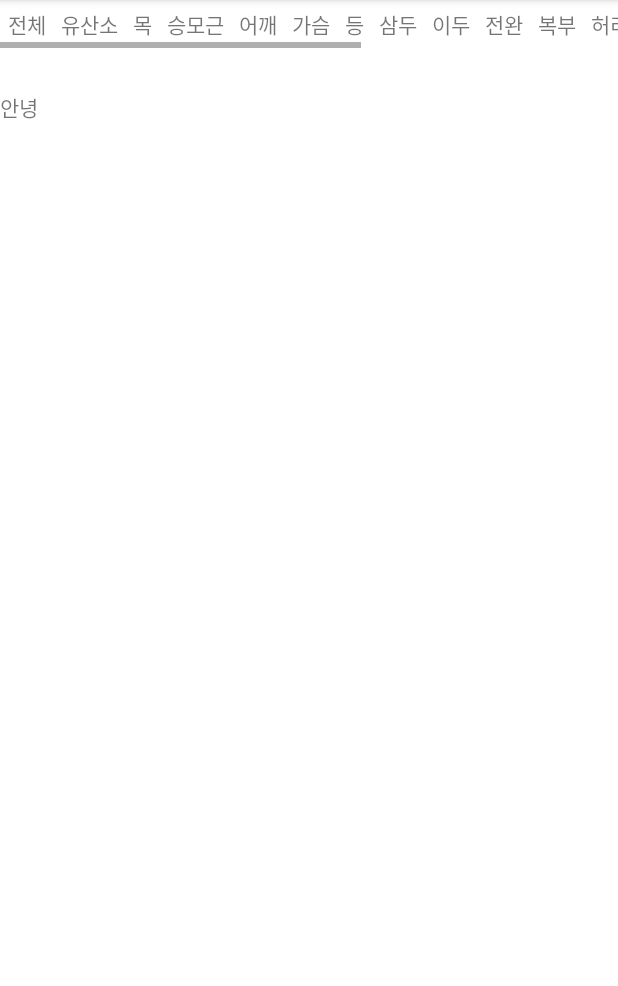
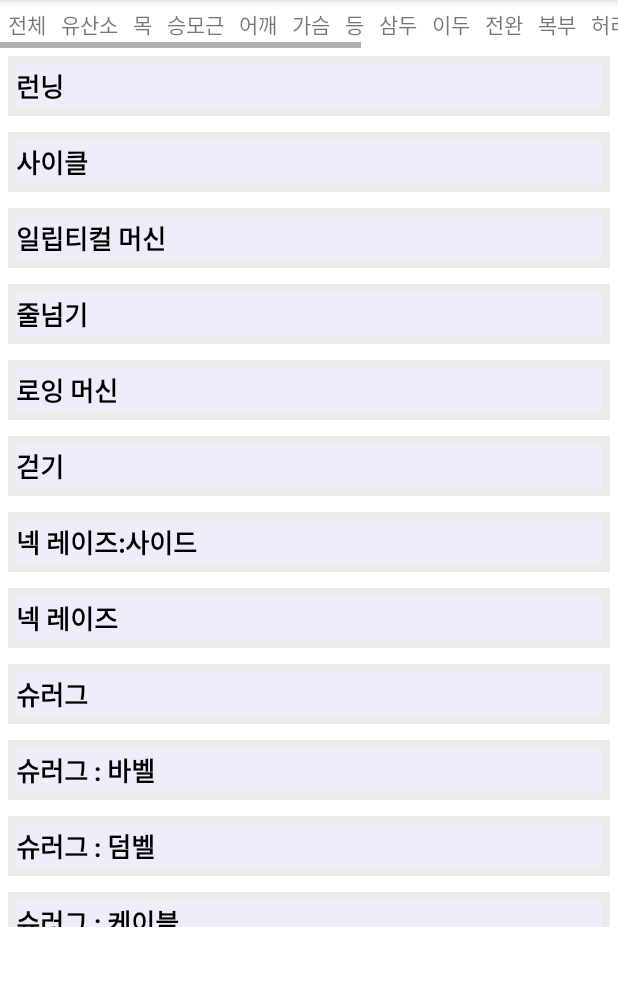
Before and after one commit to RohHanYoung/healthcalendar, an Android app: the SubActivity screen opened directly, with no data from a screen before it, on a phone screen of 412 x 824 dp, the part 84-1070 px from its top. Run offline under Robolectric (Android 15) with nearby library versions, the phone set to English and light mode, and no system bars.

Commit message:
feat: My Exercise View 추가

```diff
--- /dev/null
+++ b/app/src/main/java/com/example/healthcalender/ExerciseRecyclerView.kt
@@ -0,0 +1,44 @@
+package com.example.healthcalender;
+
+import android.view.LayoutInflater
+import android.view.View
+import android.view.ViewGroup
+import androidx.recyclerview.widget.RecyclerView
+import com.example.healthcalender.databinding.ItemViewBinding
+
+
+class ExerciseRecyclerView {
+    class Adapter() : RecyclerView.Adapter<Holder>(){
+        var listData = mutableListOf<Member>()
+
+        override fun onCreateViewHolder(parent: ViewGroup, viewType: Int): Holder {
+            val binding = ItemViewBinding.inflate(LayoutInflater.from(parent.context), parent, false)
+            return Holder(binding)
+        }
+        override fun onBindViewHolder(holder: Holder, position: Int) {
+            val member = listData[position]
+            holder.setData(member)
+            holder.itemView.setOnClickListener {
+                itemClickListener.onClick(it, member, position)
+            }
+        }
+        override fun getItemCount(): Int {
+            return listData.size
+        }
+
+        interface OnItemClickListener {
+            fun onClick(v: View, data: Member, position: Int)
+        }
+
+        fun setItemClickListener(onItemClickListener: OnItemClickListener) {
+            this.itemClickListener = onItemClickListener
+        }
+
+        private lateinit var itemClickListener : OnItemClickListener
+    }
+    class Holder(val binding: ItemViewBinding) : RecyclerView.ViewHolder(binding.root){
+        fun setData(member: Member){
+            binding.txtUserId.text = member.name
+        }
+    }
+}
--- /dev/null
+++ b/app/src/main/java/com/example/healthcalender/MyExerciseRecyclerView.kt
@@ -0,0 +1,42 @@
+package com.example.healthcalender;
+
+import android.view.LayoutInflater
+import android.view.View
+import android.view.ViewGroup
+import androidx.recyclerview.widget.RecyclerView
+import com.example.healthcalender.databinding.MyExerciseViewBinding
+
+class MyExerciseRecyclerView {
+    class Adapter : RecyclerView.Adapter<Holder>(){
+        var listData = mutableListOf<Member>()
+        override fun onCreateViewHolder(parent: ViewGroup, viewType: Int): Holder {
+            val binding = MyExerciseViewBinding.inflate(LayoutInflater.from(parent.context), parent, false)
+            return Holder(binding)
+        }
+        override fun onBindViewHolder(holder: Holder, position: Int) {
+            val member = listData[position]
+            holder.setData(member)
+            holder.itemView.setOnClickListener {
+                itemClickListener.onClick(it, member, position)
+            }
+        }
+        override fun getItemCount(): Int {
+            return listData.size
+        }
+
+        interface OnItemClickListener {
+            fun onClick(v: View, data: Member, position: Int)
+        }
+
+        fun setItemClickListener(onItemClickListener: OnItemClickListener) {
+            this.itemClickListener = onItemClickListener
+        }
+
+        private lateinit var itemClickListener : OnItemClickListener
+    }
+    class Holder(private val binding: MyExerciseViewBinding) : RecyclerView.ViewHolder(binding.root){
+        fun setData(member: Member){
+            binding.txtUserId.text = member.name
+        }
+    }
+}
--- a/app/src/main/java/com/example/healthcalender/SubActivity.kt
+++ b/app/src/main/java/com/example/healthcalender/SubActivity.kt
@@ -1,6 +1,7 @@
 package com.example.healthcalender
 
 import android.os.Bundle
+import android.view.View
 import androidx.appcompat.app.AppCompatActivity
 import com.example.healthcalender.databinding.ActivitySubBinding
 import androidx.recyclerview.widget.LinearLayoutManager
@@ -10,8 +11,6 @@ class SubActivity : AppCompatActivity() {
     private lateinit var binding : ActivitySubBinding
 
     override fun onCreate(savedInstanceState: Bundle?) {
-
-
         //유산소 목록
         val data = mutableListOf<Member>(
             Member("런닝"),
@@ -154,12 +153,12 @@ class SubActivity : AppCompatActivity() {
         //전체 목록
         val allData = data + data2 + data3 + data4 + data5 + data6 + data7 + data8 + data9 + data10 + data11 + data12 + data13 + data14 + data15 + data16 + data17
 
-
         super.onCreate(savedInstanceState)
         binding = ActivitySubBinding.inflate(layoutInflater)
         val view = binding.root
         setContentView(view)
         //전체 목록
+        refreshRecyclerView2(mutableListOf())
         binding.btnAll.setOnClickListener {
             refreshRecyclerView(allData as MutableList<Member>)
         }
@@ -231,11 +230,38 @@ class SubActivity : AppCompatActivity() {
         binding.btnSports.setOnClickListener {
             refreshRecyclerView(data17)
         }
+
+        binding.btnAll.performClick()
     }
     private fun refreshRecyclerView(data: MutableList<Member>){
-        val adapter = Adapter()
+        val adapter = ExerciseRecyclerView.Adapter()
+
+        adapter.setItemClickListener(object: ExerciseRecyclerView.Adapter.OnItemClickListener{
+            override fun onClick(v: View, data: Member, position: Int) {
+                val members = (binding.lstMyExer.adapter as MyExerciseRecyclerView.Adapter).listData.toMutableList()
+                members.add(data)
+                refreshRecyclerView2(members)
+            }
+        })
+
         adapter.listData = data
         binding.lstUser.adapter = adapter
         binding.lstUser.layoutManager = LinearLayoutManager(this)
     }
+
+    fun refreshRecyclerView2(data: MutableList<Member>){
+        val adapter = MyExerciseRecyclerView.Adapter()
+
+        adapter.setItemClickListener(object: MyExerciseRecyclerView.Adapter.OnItemClickListener{
+            override fun onClick(v: View, data: Member, position: Int) {
+                val members = (binding.lstMyExer.adapter as MyExerciseRecyclerView.Adapter).listData.toMutableList()
+                members.removeAt(position)
+                refreshRecyclerView2(members)
+            }
+        })
+
+        adapter.listData = data
+        binding.lstMyExer.adapter = adapter
+        binding.lstMyExer.layoutManager = LinearLayoutManager(this)
+    }
 }
--- a/app/src/main/res/layout/activity_sub.xml
+++ b/app/src/main/res/layout/activity_sub.xml
@@ -15,7 +15,7 @@
             android:layout_width="match_parent"
             android:layout_height="match_parent">
             <LinearLayout
-                android:layout_width="match_parent"
+                android:layout_width="wrap_content"
                 android:layout_height="match_parent"
                 android:orientation="horizontal"
                 android:layout_margin="5dp"
@@ -25,109 +25,127 @@
                     android:layout_height="wrap_content"
                     android:text="전체"
                     android:layout_marginRight="10dp"
-                    android:id="@+id/btnAll"/>
+                    android:id="@+id/btnAll"
+                    android:layout_marginEnd="10dp" />
 
                 <TextView
                     android:id="@+id/btnAer"
                     android:layout_width="wrap_content"
                     android:layout_height="match_parent"
                     android:layout_marginRight="10dp"
-                    android:text="유산소" />
+                    android:text="유산소"
+                    android:layout_marginEnd="10dp" />
                 <TextView
                     android:layout_width="wrap_content"
                     android:layout_height="wrap_content"
                     android:text="목"
                     android:layout_marginRight="10dp"
+                    android:layout_marginEnd="10dp"
                     android:id="@+id/btnNeck"/>
                 <TextView
                     android:layout_width="wrap_content"
                     android:layout_height="wrap_content"
                     android:text="승모근"
                     android:layout_marginRight="10dp"
+                    android:layout_marginEnd="10dp"
                     android:id="@+id/btnTra"/>
                 <TextView
                     android:layout_width="wrap_content"
                     android:layout_height="wrap_content"
                     android:text="어깨"
                     android:layout_marginRight="10dp"
+                    android:layout_marginEnd="10dp"
                     android:id="@+id/btnSho"/>
                 <TextView
                     android:layout_width="wrap_content"
                     android:layout_height="wrap_content"
                     android:text="가슴"
                     android:layout_marginRight="10dp"
+                    android:layout_marginEnd="10dp"
                     android:id="@+id/btnChe"/>
                 <TextView
                     android:layout_width="wrap_content"
                     android:layout_height="wrap_content"
                     android:text="등"
                     android:layout_marginRight="10dp"
+                    android:layout_marginEnd="10dp"
                     android:id="@+id/btnBack"/>
                 <TextView
                     android:layout_width="wrap_content"
                     android:layout_height="wrap_content"
                     android:text="삼두"
                     android:layout_marginRight="10dp"
+                    android:layout_marginEnd="10dp"
                     android:id="@+id/btnTri"/>
                 <TextView
                     android:layout_width="wrap_content"
                     android:layout_height="wrap_content"
                     android:text="이두"
                     android:layout_marginRight="10dp"
+                    android:layout_marginEnd="10dp"
                     android:id="@+id/btnDoub"/>
                 <TextView
                     android:layout_width="wrap_content"
                     android:layout_height="wrap_content"
                     android:text="전완"
                     android:layout_marginRight="10dp"
+                    android:layout_marginEnd="10dp"
                     android:id="@+id/btnAnt"/>
                 <TextView
                     android:layout_width="wrap_content"
                     android:layout_height="wrap_content"
                     android:text="복부"
                     android:layout_marginRight="10dp"
+                    android:layout_marginEnd="10dp"
                     android:id="@+id/btnSto"/>
                 <TextView
                     android:layout_width="wrap_content"
                     android:layout_height="wrap_content"
                     android:text="허리"
                     android:layout_marginRight="10dp"
+                    android:layout_marginEnd="10dp"
                     android:id="@+id/btnWai"/>
                 <TextView
                     android:layout_width="wrap_content"
                     android:layout_height="wrap_content"
                     android:text="엉덩이"
                     android:layout_marginRight="10dp"
+                    android:layout_marginEnd="10dp"
                     android:id="@+id/btnHip"/>
                 <TextView
                     android:layout_width="wrap_content"
                     android:layout_height="wrap_content"
                     android:text="하체"
                     android:layout_marginRight="10dp"
+                    android:layout_marginEnd="10dp"
                     android:id="@+id/btnLeg"/>
                 <TextView
                     android:layout_width="wrap_content"
                     android:layout_height="wrap_content"
                     android:text="종아리"
                     android:layout_marginRight="10dp"
+                    android:layout_marginEnd="10dp"
                     android:id="@+id/btnCalf"/>
                 <TextView
                     android:layout_width="wrap_content"
                     android:layout_height="wrap_content"
                     android:text="전신"
                     android:layout_marginRight="10dp"
+                    android:layout_marginEnd="10dp"
                     android:id="@+id/btnBody"/>
                 <TextView
                     android:layout_width="wrap_content"
                     android:layout_height="wrap_content"
                     android:text="스트레칭"
                     android:layout_marginRight="10dp"
+                    android:layout_marginEnd="10dp"
                     android:id="@+id/btnStretch"/>
                 <TextView
                     android:layout_width="wrap_content"
                     android:layout_height="wrap_content"
                     android:text="스포츠"
                     android:layout_marginRight="10dp"
+                    android:layout_marginEnd="10dp"
                     android:id="@+id/btnSports"/>
             </LinearLayout>
 
@@ -137,24 +155,33 @@
 
     <LinearLayout
         android:layout_width="match_parent"
-        android:layout_height="wrap_content">
+        android:layout_height="wrap_content"
+        android:layout_weight="1"
+        >
+
         <androidx.recyclerview.widget.RecyclerView
             android:id="@+id/lstUser"
             android:layout_width="match_parent"
             android:layout_height="match_parent"
-            tools:listitem="@layout/item_view"/>
+            tools:listitem="@layout/item_view"
+
+            />
     </LinearLayout>
 
     <LinearLayout
         android:id="@+id/txtExer"
         android:layout_width="match_parent"
-        android:layout_height="50dp"
-        android:gravity="bottom"
-        android:orientation="vertical">
-        <TextView
+        android:layout_height="150dp"
+        android:orientation="vertical"
+        >
+
+        <androidx.recyclerview.widget.RecyclerView
+            android:id="@+id/lstMyExer"
             android:layout_width="match_parent"
-            android:layout_height="wrap_content"
-            android:text="안녕"/>
+            android:layout_height="match_parent"
+            tools:listitem="@layout/item_view"
+
+            />
 
     </LinearLayout>
 </LinearLayout>
```
Also changed, not shown: app/src/main/java/com/example/healthcalender/Adapter.kt (deleted, +0 -36 lines), app/src/main/res/layout/my_exercise_view.xml (added, +28 -0 lines).
